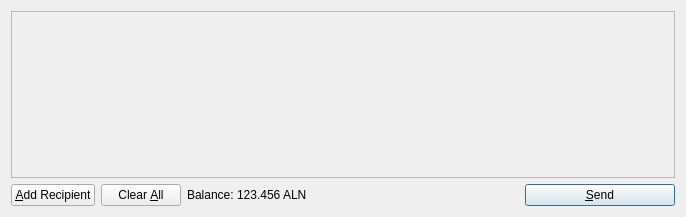
fubendong2/Rambocoin, file src/qt/forms/sendcoinsdialog.ui: the form before one commit.
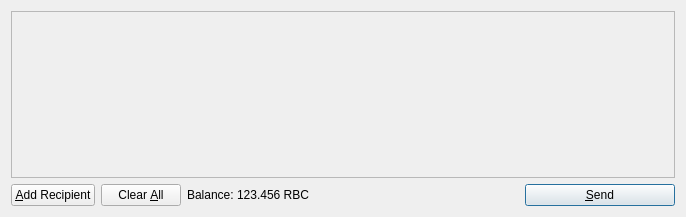
The form after the commit. Icons and pictures are not drawn.

Diff of the .ui file:
```diff
--- a/src/qt/forms/sendcoinsdialog.ui
+++ b/src/qt/forms/sendcoinsdialog.ui
@@ -119,7 +119,7 @@
           <cursorShape>IBeamCursor</cursorShape>
          </property>
          <property name="text">
-          <string>123.456 ALN</string>
+          <string>123.456 RBC</string>
          </property>
          <property name="textInteractionFlags">
           <set>Qt::LinksAccessibleByMouse|Qt::TextSelectableByKeyboard|Qt::TextSelectableByMouse</set>
```
